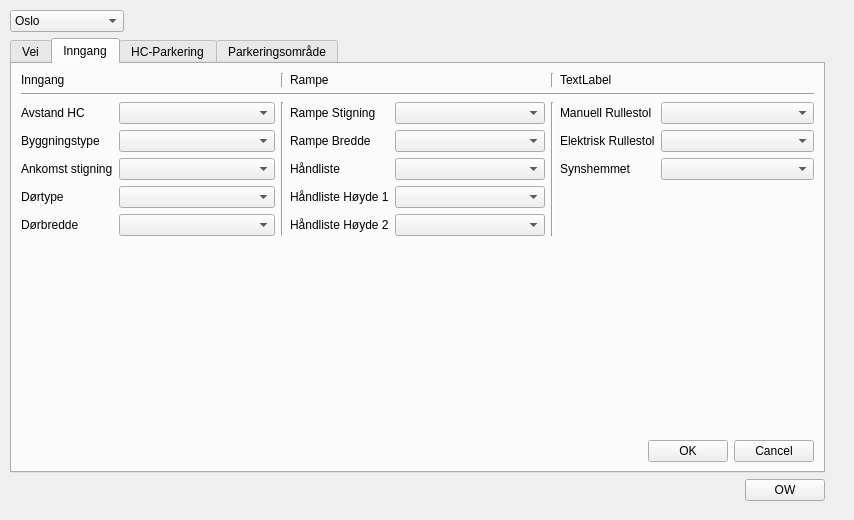
Before: the Qt Designer form master_dialog_base.ui in KaspArno/MasterGUI, drawn with Qt 5.
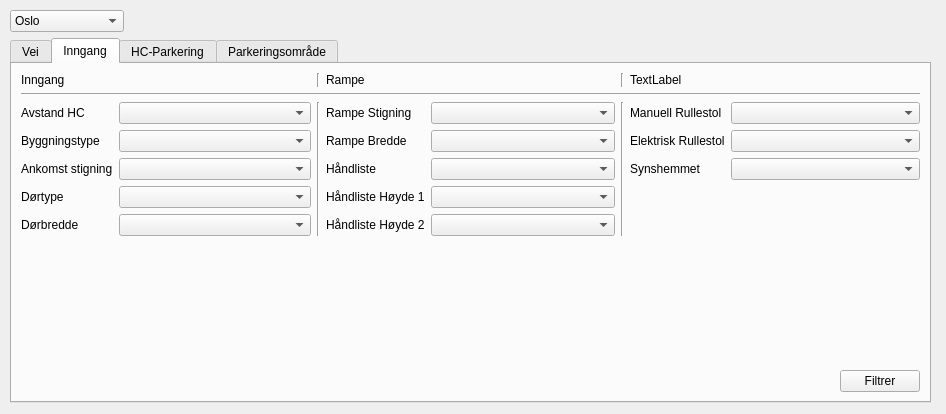
After: the same form once the commit is applied.

Commit message: lagt inn mulighet for å filtere og lage layer utifra valgene man gjør i GUI, foreløpig kun for inngangbygg og dørtype, tenker det kan være lurt å finne en funksjon som gjør det meste for meg da det er mye repitisjon

Patch:
```diff
--- a/master_dialog_base.ui
+++ b/master_dialog_base.ui
@@ -6,8 +6,8 @@
    <rect>
     <x>0</x>
     <y>0</y>
-    <width>854</width>
-    <height>520</height>
+    <width>946</width>
+    <height>414</height>
    </rect>
   </property>
   <property name="windowTitle">
@@ -34,8 +34,8 @@
     <rect>
      <x>10</x>
      <y>10</y>
-     <width>815</width>
-     <height>491</height>
+     <width>921</width>
+     <height>393</height>
     </rect>
    </property>
    <layout class="QVBoxLayout" name="verticalLayout_3">
@@ -341,18 +341,8 @@
          <attribute name="title">
           <string>Inngang</string>
          </attribute>
-         <layout class="QGridLayout" name="gridLayout">
-          <item row="2" column="0">
-           <widget class="QDialogButtonBox" name="button_box_3">
-            <property name="orientation">
-             <enum>Qt::Horizontal</enum>
-            </property>
-            <property name="standardButtons">
-             <set>QDialogButtonBox::Cancel|QDialogButtonBox::Ok</set>
-            </property>
-           </widget>
-          </item>
-          <item row="0" column="0">
+         <layout class="QVBoxLayout" name="verticalLayout_9">
+          <item>
            <layout class="QVBoxLayout" name="verticalLayout">
             <item>
              <layout class="QHBoxLayout" name="horizontalLayout_3">
@@ -565,7 +555,7 @@
             </item>
            </layout>
           </item>
-          <item row="1" column="0">
+          <item>
            <spacer name="verticalSpacer_2">
             <property name="orientation">
              <enum>Qt::Vertical</enum>
@@ -578,6 +568,30 @@
             </property>
            </spacer>
           </item>
+          <item>
+           <layout class="QHBoxLayout" name="horizontalLayout_5">
+            <item>
+             <spacer name="horizontalSpacer_3">
+              <property name="orientation">
+               <enum>Qt::Horizontal</enum>
+              </property>
+              <property name="sizeHint" stdset="0">
+               <size>
+                <width>40</width>
+                <height>20</height>
+               </size>
+              </property>
+             </spacer>
+            </item>
+            <item>
+             <widget class="QPushButton" name="pushButton_filtrer">
+              <property name="text">
+               <string>Filtrer</string>
+              </property>
+             </widget>
+            </item>
+           </layout>
+          </item>
          </layout>
          <zorder>button_box_3</zorder>
          <zorder>verticalSpacer_2</zorder>
@@ -1039,30 +1053,6 @@
       </item>
      </layout>
     </item>
-    <item>
-     <layout class="QHBoxLayout" name="horizontalLayout_2">
-      <item>
-       <spacer name="horizontalSpacer_2">
-        <property name="orientation">
-         <enum>Qt::Horizontal</enum>
-        </property>
-        <property name="sizeHint" stdset="0">
-         <size>
-          <width>40</width>
-          <height>20</height>
-         </size>
-        </property>
-       </spacer>
-      </item>
-      <item>
-       <widget class="QPushButton" name="pushButton">
-        <property name="text">
-         <string>OW</string>
-        </property>
-       </widget>
-      </item>
-     </layout>
-    </item>
    </layout>
   </widget>
  </widget>
```
Left out of the diff: 8 changed lines with no effect on the pictures. The commit also changes 2 other files.
